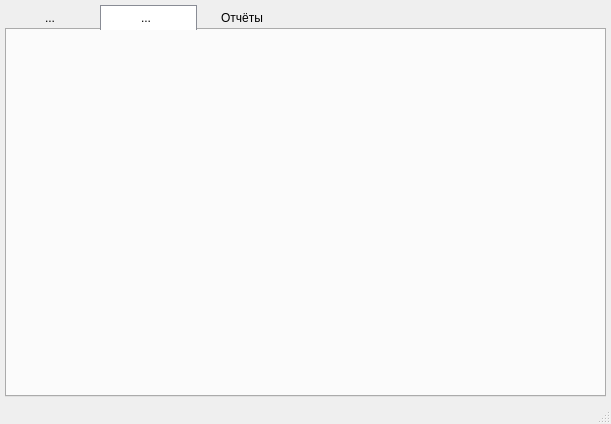
This is source_modules/AdminApp/mainwindow.ui in MichaelRepository/diplom_project as Qt 5 draws it before an edit. The edited form follows.
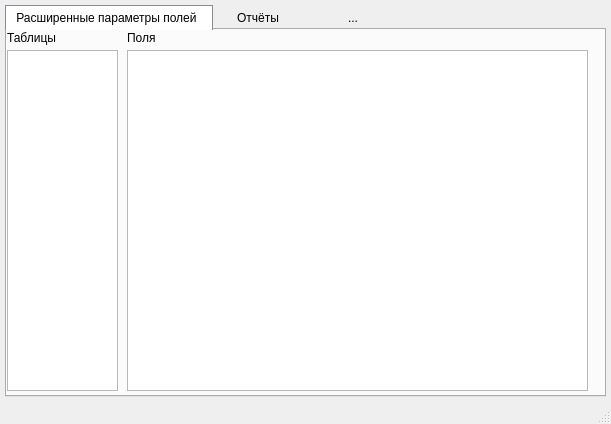
This is the edited form. The open tabs and pages were chosen to show the change. Icons and pictures are not drawn.

Commit message: Изменена модель для редактируемой строки. Изменен делегат редактируемой строки. Изменена модель для объекта таблицы (да/нет для будевых(TINYINT) значений). Внесены изменения в алгоритм создания отчета. Парсинг данных, изолирован от поиска и замены переменных. Добавлена возможность создавать отчет по данным из запроса (из qsqlquery). На основе этого реализован экспорт данных текущей глобальной таблицы в файл. (ЗАМЕТКА: булевые значения из таблицы выгружаются в отчет как 0/1 :( )

What changed in the file:
```diff
--- a/source_modules/AdminApp/mainwindow.ui
+++ b/source_modules/AdminApp/mainwindow.ui
@@ -67,7 +67,7 @@
 }</string>
       </property>
       <property name="currentIndex">
-       <number>2</number>
+       <number>0</number>
       </property>
       <property name="elideMode">
        <enum>Qt::ElideLeft</enum>
@@ -78,18 +78,59 @@
       <property name="documentMode">
        <bool>false</bool>
       </property>
-      <widget class="QWidget" name="tab_2">
-       <attribute name="title">
-        <string>...</string>
-       </attribute>
-      </widget>
       <widget class="QWidget" name="tab_3">
        <property name="enabled">
         <bool>true</bool>
        </property>
        <attribute name="title">
-        <string>...</string>
+        <string>Расширенные параметры полей</string>
        </attribute>
+       <widget class="QListView" name="listView">
+        <property name="geometry">
+         <rect>
+          <x>0</x>
+          <y>20</y>
+          <width>111</width>
+          <height>341</height>
+         </rect>
+        </property>
+       </widget>
+       <widget class="QLabel" name="label">
+        <property name="geometry">
+         <rect>
+          <x>0</x>
+          <y>0</y>
+          <width>151</width>
+          <height>16</height>
+         </rect>
+        </property>
+        <property name="text">
+         <string>Таблицы</string>
+        </property>
+       </widget>
+       <widget class="QTableView" name="tableView">
+        <property name="geometry">
+         <rect>
+          <x>120</x>
+          <y>20</y>
+          <width>461</width>
+          <height>341</height>
+         </rect>
+        </property>
+       </widget>
+       <widget class="QLabel" name="label_2">
+        <property name="geometry">
+         <rect>
+          <x>120</x>
+          <y>0</y>
+          <width>461</width>
+          <height>16</height>
+         </rect>
+        </property>
+        <property name="text">
+         <string>Поля</string>
+        </property>
+       </widget>
       </widget>
       <widget class="QWidget" name="tab_4">
        <attribute name="title">
@@ -487,6 +528,11 @@
         </item>
        </layout>
       </widget>
+      <widget class="QWidget" name="tab_2">
+       <attribute name="title">
+        <string>...</string>
+       </attribute>
+      </widget>
      </widget>
     </item>
    </layout>
```
The commit also changes 23 other files.
